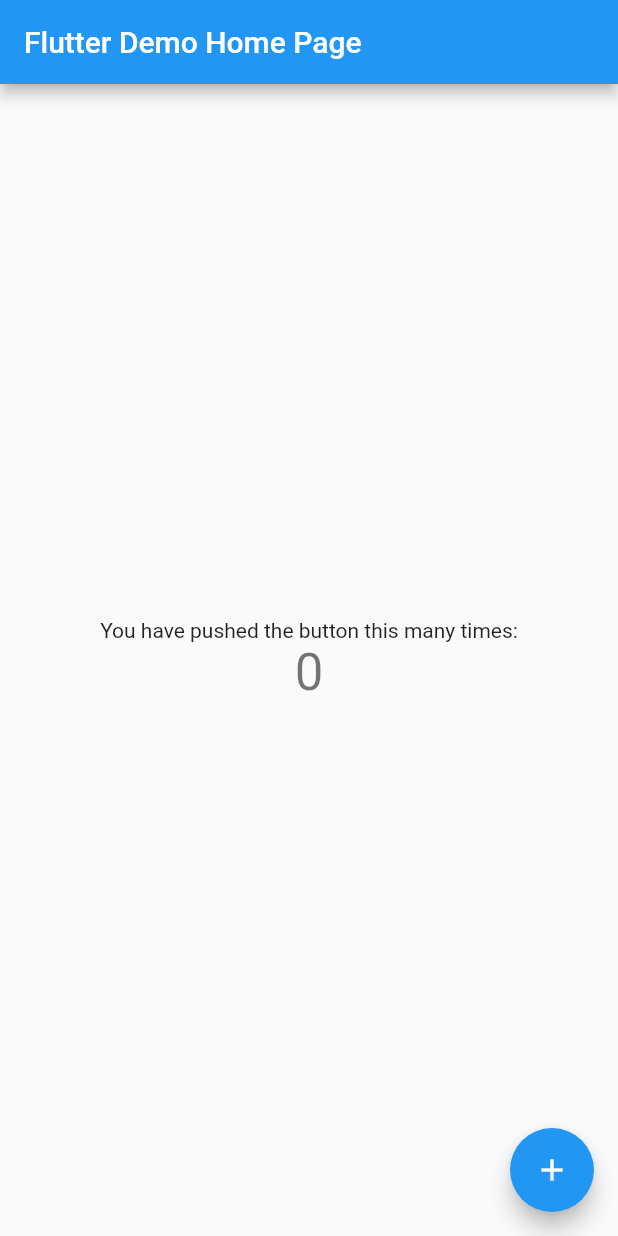
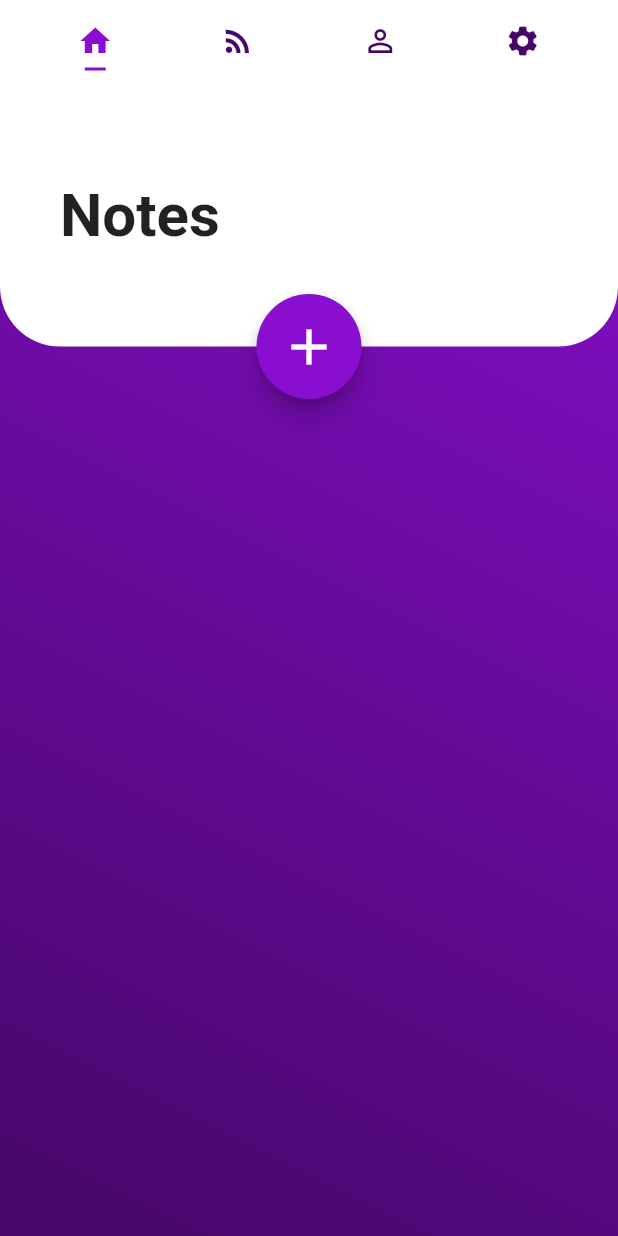
Before and after one commit to Siddhant356/Notes, a Flutter app: the screen it shows after launch, on a phone screen of 412 x 824 dp. Run offline on Flutter 3.47's test engine with Material 2 defaults, Android fonts, the phone set to English and light mode, and no system bars.

Commit message:
create top card and button #2

```diff
--- a/App/todoApp/lib/main.dart
+++ b/App/todoApp/lib/main.dart
@@ -1,4 +1,7 @@
+import 'package:flutter/cupertino.dart';
+import 'package:flutter/foundation.dart';
 import 'package:flutter/material.dart';
+import 'models/global.dart';
 
 void main() {
   runApp(MyApp());
@@ -9,39 +12,18 @@ class MyApp extends StatelessWidget {
   @override
   Widget build(BuildContext context) {
     return MaterialApp(
-      title: 'Flutter Demo',
+      title: 'Todo App',
       theme: ThemeData(
-        // This is the theme of your application.
-        //
-        // Try running your application with "flutter run". You'll see the
-        // application has a blue toolbar. Then, without quitting the app, try
-        // changing the primarySwatch below to Colors.green and then invoke
-        // "hot reload" (press "r" in the console where you ran "flutter run",
-        // or simply save your changes to "hot reload" in a Flutter IDE).
-        // Notice that the counter didn't reset back to zero; the application
-        // is not restarted.
         primarySwatch: Colors.blue,
-        // This makes the visual density adapt to the platform that you run
-        // the app on. For desktop platforms, the controls will be smaller and
-        // closer together (more dense) than on mobile platforms.
         visualDensity: VisualDensity.adaptivePlatformDensity,
       ),
-      home: MyHomePage(title: 'Flutter Demo Home Page'),
+      home: MyHomePage(title: 'Todo App'),
     );
   }
 }
 
 class MyHomePage extends StatefulWidget {
   MyHomePage({Key key, this.title}) : super(key: key);
-
-  // This widget is the home page of your application. It is stateful, meaning
-  // that it has a State object (defined below) that contains fields that affect
-  // how it looks.
-
-  // This class is the configuration for the state. It holds the values (in this
-  // case the title) provided by the parent (in this case the App widget) and
-  // used by the build method of the State. Fields in a Widget subclass are
-  // always marked "final".
 
   final String title;
 
@@ -50,68 +32,94 @@ class MyHomePage extends StatefulWidget {
 }
 
 class _MyHomePageState extends State<MyHomePage> {
-  int _counter = 0;
-
-  void _incrementCounter() {
-    setState(() {
-      // This call to setState tells the Flutter framework that something has
-      // changed in this State, which causes it to rerun the build method below
-      // so that the display can reflect the updated values. If we changed
-      // _counter without calling setState(), then the build method would not be
-      // called again, and so nothing would appear to happen.
-      _counter++;
-    });
-  }
-
   @override
   Widget build(BuildContext context) {
-    // This method is rerun every time setState is called, for instance as done
-    // by the _incrementCounter method above.
-    //
-    // The Flutter framework has been optimized to make rerunning build methods
-    // fast, so that you can just rebuild anything that needs updating rather
-    // than having to individually change instances of widgets.
-    return Scaffold(
-      appBar: AppBar(
-        // Here we take the value from the MyHomePage object that was created by
-        // the App.build method, and use it to set our appbar title.
-        title: Text(widget.title),
-      ),
-      body: Center(
-        // Center is a layout widget. It takes a single child and positions it
-        // in the middle of the parent.
-        child: Column(
-          // Column is also a layout widget. It takes a list of children and
-          // arranges them vertically. By default, it sizes itself to fit its
-          // children horizontally, and tries to be as tall as its parent.
-          //
-          // Invoke "debug painting" (press "p" in the console, choose the
-          // "Toggle Debug Paint" action from the Flutter Inspector in Android
-          // Studio, or the "Toggle Debug Paint" command in Visual Studio Code)
-          // to see the wireframe for each widget.
-          //
-          // Column has various properties to control how it sizes itself and
-          // how it positions its children. Here we use mainAxisAlignment to
-          // center the children vertically; the main axis here is the vertical
-          // axis because Columns are vertical (the cross axis would be
-          // horizontal).
-          mainAxisAlignment: MainAxisAlignment.center,
-          children: <Widget>[
-            Text(
-              'You have pushed the button this many times:',
+    return MaterialApp(
+      color: Colors.yellow,
+      home: DefaultTabController(
+        length: 4,
+        child: Container(
+          decoration: BoxDecoration(
+            gradient: LinearGradient(
+                begin: Alignment.topRight,
+                end: Alignment.bottomLeft,
+                colors: [purple, purpleShade]),
+          ),
+          child: Scaffold(
+            body: Stack(children: <Widget>[
+              TabBarView(
+                children: [
+                  new Container(),
+                  new Container(),
+                  new Container(),
+                  new Container(),
+                ],
+              ),
+              Container(
+                  padding: EdgeInsets.only(left: 40),
+                  height: 175,
+                  width: double.infinity,
+                  decoration: BoxDecoration(
+                    color: Colors.white,
+                    borderRadius: BorderRadius.only(
+                        bottomLeft: Radius.circular(40),
+                        bottomRight: Radius.circular(40)),
+                  ),
+                  child: Row(
+                    mainAxisAlignment: MainAxisAlignment.spaceBetween,
+                    children: <Widget>[
+                      Text(
+                        "Notes",
+                        style: TextStyle(
+                            fontSize: 40, fontWeight: FontWeight.w700),
+                      ),
+                      Container(),
+                    ],
+                  )),
+
+                  Container(
+                    height: 70,
+                    width: 70,
+                    margin: EdgeInsets.only(top: 140, left: MediaQuery.of(context).size.width*0.5-35),
+
+                    child: FloatingActionButton(
+                      backgroundColor: purple,
+                      child: Icon(Icons.add, size: 40),
+                      onPressed: () {},
+                    ),
+                  ),
+
+
+            ]),
+            appBar: AppBar(
+              elevation: 0,
+              backgroundColor: Colors.white,
+              title: TabBar(
+                tabs: [
+                  Tab(
+                    icon: new Icon(Icons.home),
+                  ),
+                  Tab(
+                    icon: new Icon(Icons.rss_feed),
+                  ),
+                  Tab(
+                    icon: new Icon(Icons.perm_identity),
+                  ),
+                  Tab(
+                    icon: new Icon(Icons.settings),
+                  )
+                ],
+                labelColor: purple,
+                unselectedLabelColor: purpleShade,
+                indicatorSize: TabBarIndicatorSize.label,
+                indicatorPadding: EdgeInsets.all(5.0),
+                indicatorColor: purple,
+              ),
             ),
-            Text(
-              '$_counter',
-              style: Theme.of(context).textTheme.headline4,
-            ),
-          ],
+            backgroundColor: Colors.transparent,
+          ),
         ),
       ),
-      floatingActionButton: FloatingActionButton(
-        onPressed: _incrementCounter,
-        tooltip: 'Increment',
-        child: Icon(Icons.add),
-      ), // This trailing comma makes auto-formatting nicer for build methods.
     );
   }
 }
--- /dev/null
+++ b/App/todoApp/lib/models/global.dart
@@ -0,0 +1,4 @@
+import 'package:flutter/material.dart';
+
+Color purple = Color(0xff890ED0);
+Color purpleShade = Color(0xff450768);
```
